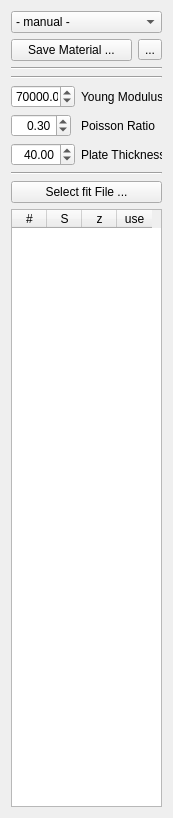
Above: src/Mod/Machining_Distortion/MaterialFit.ui from freefrags006/FreeCAD_Assembly before the change. Below: the same form after it.
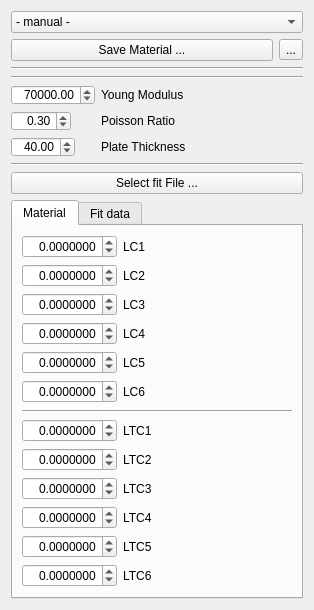
That is the form after the change.

Commit message: Finish MaterialFit with Plot facility.

Diff of the .ui file:
```diff
--- a/src/Mod/Machining_Distortion/MaterialFit.ui
+++ b/src/Mod/Machining_Distortion/MaterialFit.ui
@@ -6,14 +6,14 @@
    <rect>
     <x>0</x>
     <y>0</y>
-    <width>173</width>
-    <height>818</height>
+    <width>314</width>
+    <height>610</height>
    </rect>
   </property>
   <property name="windowTitle">
    <string>Form</string>
   </property>
-  <layout class="QVBoxLayout" name="verticalLayout">
+  <layout class="QVBoxLayout" name="verticalLayout_3">
    <item>
     <widget class="QComboBox" name="comboBox_MaterialsInDir">
      <item>
@@ -173,57 +173,462 @@
     </widget>
    </item>
    <item>
-    <widget class="QTableWidget" name="tableWidget">
-     <attribute name="horizontalHeaderCascadingSectionResizes">
-      <bool>true</bool>
-     </attribute>
-     <attribute name="horizontalHeaderDefaultSectionSize">
-      <number>35</number>
-     </attribute>
-     <attribute name="verticalHeaderVisible">
-      <bool>false</bool>
-     </attribute>
-     <attribute name="verticalHeaderCascadingSectionResizes">
-      <bool>true</bool>
-     </attribute>
-     <attribute name="verticalHeaderDefaultSectionSize">
-      <number>20</number>
-     </attribute>
-     <attribute name="verticalHeaderVisible">
-      <bool>false</bool>
-     </attribute>
-     <attribute name="verticalHeaderDefaultSectionSize">
-      <number>20</number>
-     </attribute>
-     <attribute name="horizontalHeaderCascadingSectionResizes">
-      <bool>true</bool>
-     </attribute>
-     <attribute name="verticalHeaderCascadingSectionResizes">
-      <bool>true</bool>
-     </attribute>
-     <attribute name="horizontalHeaderDefaultSectionSize">
-      <number>35</number>
-     </attribute>
-     <column>
-      <property name="text">
-       <string>#</string>
-      </property>
-     </column>
-     <column>
-      <property name="text">
-       <string>S</string>
-      </property>
-     </column>
-     <column>
-      <property name="text">
-       <string>z</string>
-      </property>
-     </column>
-     <column>
-      <property name="text">
-       <string>use</string>
-      </property>
-     </column>
+    <widget class="QTabWidget" name="tabWidget">
+     <property name="currentIndex">
+      <number>0</number>
+     </property>
+     <widget class="QWidget" name="tab">
+      <attribute name="title">
+       <string>Material</string>
+      </attribute>
+      <layout class="QVBoxLayout" name="verticalLayout">
+       <item>
+        <layout class="QFormLayout" name="formLayout_2">
+         <item row="0" column="0">
+          <widget class="QDoubleSpinBox" name="lc1">
+           <property name="minimumSize">
+            <size>
+             <width>80</width>
+             <height>0</height>
+            </size>
+           </property>
+           <property name="alignment">
+            <set>Qt::AlignRight|Qt::AlignTrailing|Qt::AlignVCenter</set>
+           </property>
+           <property name="decimals">
+            <number>7</number>
+           </property>
+           <property name="minimum">
+            <double>-99.999999000000003</double>
+           </property>
+           <property name="maximum">
+            <double>99.999999000000003</double>
+           </property>
+           <property name="singleStep">
+            <double>0.100000000000000</double>
+           </property>
+          </widget>
+         </item>
+         <item row="0" column="1">
+          <widget class="QLabel" name="label_9">
+           <property name="text">
+            <string>LC1</string>
+           </property>
+          </widget>
+         </item>
+         <item row="1" column="0">
+          <widget class="QDoubleSpinBox" name="lc2">
+           <property name="minimumSize">
+            <size>
+             <width>80</width>
+             <height>0</height>
+            </size>
+           </property>
+           <property name="alignment">
+            <set>Qt::AlignRight|Qt::AlignTrailing|Qt::AlignVCenter</set>
+           </property>
+           <property name="decimals">
+            <number>7</number>
+           </property>
+           <property name="minimum">
+            <double>-99.999999000000003</double>
+           </property>
+           <property name="maximum">
+            <double>99.999999000000003</double>
+           </property>
+           <property name="singleStep">
+            <double>0.100000000000000</double>
+           </property>
+          </widget>
+         </item>
+         <item row="1" column="1">
+          <widget class="QLabel" name="label_12">
+           <property name="text">
+            <string>LC2</string>
+           </property>
+          </widget>
+         </item>
+         <item row="2" column="0">
+          <widget class="QDoubleSpinBox" name="lc3">
+           <property name="minimumSize">
+            <size>
+             <width>80</width>
+             <height>0</height>
+            </size>
+           </property>
+           <property name="alignment">
+            <set>Qt::AlignRight|Qt::AlignTrailing|Qt::AlignVCenter</set>
+           </property>
+           <property name="decimals">
+            <number>7</number>
+           </property>
+           <property name="minimum">
+            <double>-99.999999000000003</double>
+           </property>
+           <property name="maximum">
+            <double>99.999999000000003</double>
+           </property>
+           <property name="singleStep">
+            <double>0.100000000000000</double>
+           </property>
+          </widget>
+         </item>
+         <item row="2" column="1">
+          <widget class="QLabel" name="label_11">
+           <property name="text">
+            <string>LC3</string>
+           </property>
+          </widget>
+         </item>
+         <item row="3" column="0">
+          <widget class="QDoubleSpinBox" name="lc4">
+           <property name="minimumSize">
+            <size>
+             <width>80</width>
+             <height>0</height>
+            </size>
+           </property>
+           <property name="alignment">
+            <set>Qt::AlignRight|Qt::AlignTrailing|Qt::AlignVCenter</set>
+           </property>
+           <property name="decimals">
+            <number>7</number>
+           </property>
+           <property name="minimum">
+            <double>-99.999999000000003</double>
+           </property>
+           <property name="maximum">
+            <double>99.999999000000003</double>
+           </property>
+           <property name="singleStep">
+            <double>0.100000000000000</double>
+           </property>
+          </widget>
+         </item>
+         <item row="3" column="1">
+          <widget class="QLabel" name="label_10">
+           <property name="text">
+            <string>LC4</string>
+           </property>
+          </widget>
+         </item>
+         <item row="4" column="0">
+          <widget class="QDoubleSpinBox" name="lc5">
+           <property name="minimumSize">
+            <size>
+             <width>80</width>
+             <height>0</height>
+            </size>
+           </property>
+           <property name="alignment">
+            <set>Qt::AlignRight|Qt::AlignTrailing|Qt::AlignVCenter</set>
+           </property>
+           <property name="decimals">
+            <number>7</number>
+           </property>
+           <property name="minimum">
+            <double>-99.999999000000003</double>
+           </property>
+           <property name="maximum">
+            <double>99.999999000000003</double>
+           </property>
+           <property name="singleStep">
+            <double>0.100000000000000</double>
+           </property>
+          </widget>
+         </item>
+         <item row="4" column="1">
+          <widget class="QLabel" name="label_19">
+           <property name="text">
+            <string>LC5</string>
+           </property>
+          </widget>
+         </item>
+         <item row="5" column="0">
+          <widget class="QDoubleSpinBox" name="lc6">
+           <property name="minimumSize">
+            <size>
+             <width>80</width>
+             <height>0</height>
+            </size>
+           </property>
+           <property name="alignment">
+            <set>Qt::AlignRight|Qt::AlignTrailing|Qt::AlignVCenter</set>
+           </property>
+           <property name="decimals">
+            <number>7</number>
+           </property>
+           <property name="minimum">
+            <double>-99.999999000000003</double>
+           </property>
+           <property name="maximum">
+            <double>99.999999000000003</double>
+           </property>
+           <property name="singleStep">
+            <double>0.100000000000000</double>
+           </property>
+          </widget>
+         </item>
+         <item row="5" column="1">
+          <widget class="QLabel" name="label_20">
+           <property name="text">
+            <string>LC6</string>
+           </property>
+          </widget>
+         </item>
+        </layout>
+       </item>
+       <item>
+        <widget class="Line" name="line_4">
+         <property name="orientation">
+          <enum>Qt::Horizontal</enum>
+         </property>
+        </widget>
+       </item>
+       <item>
+        <layout class="QFormLayout" name="formLayout_3">
+         <item row="0" column="0">
+          <widget class="QDoubleSpinBox" name="ltc1">
+           <property name="minimumSize">
+            <size>
+             <width>80</width>
+             <height>0</height>
+            </size>
+           </property>
+           <property name="alignment">
+            <set>Qt::AlignRight|Qt::AlignTrailing|Qt::AlignVCenter</set>
+           </property>
+           <property name="decimals">
+            <number>7</number>
+           </property>
+           <property name="minimum">
+            <double>-99.999999000000003</double>
+           </property>
+           <property name="maximum">
+            <double>99.999999000000003</double>
+           </property>
+           <property name="singleStep">
+            <double>0.100000000000000</double>
+           </property>
+          </widget>
+         </item>
+         <item row="0" column="1">
+          <widget class="QLabel" name="label_16">
+           <property name="text">
+            <string>LTC1</string>
+           </property>
+          </widget>
+         </item>
+         <item row="1" column="0">
+          <widget class="QDoubleSpinBox" name="ltc2">
+           <property name="minimumSize">
+            <size>
+             <width>80</width>
+             <height>0</height>
+            </size>
+           </property>
+           <property name="alignment">
+            <set>Qt::AlignRight|Qt::AlignTrailing|Qt::AlignVCenter</set>
+           </property>
+           <property name="decimals">
+            <number>7</number>
+           </property>
+           <property name="minimum">
+            <double>-99.999999000000003</double>
+           </property>
+           <property name="maximum">
+            <double>99.999999000000003</double>
+           </property>
+           <property name="singleStep">
+            <double>0.100000000000000</double>
+           </property>
+          </widget>
+         </item>
+         <item row="1" column="1">
+          <widget class="QLabel" name="label_13">
+           <property name="text">
+            <string>LTC2</string>
+           </property>
+          </widget>
+         </item>
+         <item row="2" column="0">
+          <widget class="QDoubleSpinBox" name="ltc3">
+           <property name="minimumSize">
+            <size>
+             <width>80</width>
+             <height>0</height>
+            </size>
+           </property>
+           <property name="alignment">
+            <set>Qt::AlignRight|Qt::AlignTrailing|Qt::AlignVCenter</set>
+           </property>
+           <property name="decimals">
+            <number>7</number>
+           </property>
+           <property name="minimum">
+            <double>-99.999999000000003</double>
+           </property>
+           <property name="maximum">
+            <double>99.999999000000003</double>
+           </property>
+           <property name="singleStep">
+            <double>0.100000000000000</double>
+           </property>
+          </widget>
+         </item>
+         <item row="2" column="1">
+          <widget class="QLabel" name="label_14">
+           <property name="text">
+            <string>LTC3</string>
+           </property>
+          </widget>
+         </item>
+         <item row="3" column="0">
+          <widget class="QDoubleSpinBox" name="ltc4">
+           <property name="minimumSize">
+            <size>
+             <width>80</width>
+             <height>0</height>
+            </size>
+           </property>
+           <property name="alignment">
+            <set>Qt::AlignRight|Qt::AlignTrailing|Qt::AlignVCenter</set>
+           </property>
+           <property name="decimals">
+            <number>7</number>
+           </property>
+           <property name="minimum">
+            <double>-99.999999000000003</double>
+           </property>
+           <property name="maximum">
+            <double>99.999999000000003</double>
+           </property>
+           <property name="singleStep">
+            <double>0.100000000000000</double>
+           </property>
+          </widget>
+         </item>
+         <item row="3" column="1">
+          <widget class="QLabel" name="label_15">
+           <property name="text">
+            <string>LTC4</string>
+           </property>
+          </widget>
+         </item>
+         <item row="4" column="0">
+          <widget class="QDoubleSpinBox" name="ltc5">
+           <property name="minimumSize">
+            <size>
+             <width>80</width>
+             <height>0</height>
+            </size>
+           </property>
+           <property name="alignment">
+            <set>Qt::AlignRight|Qt::AlignTrailing|Qt::AlignVCenter</set>
+           </property>
+           <property name="decimals">
+            <number>7</number>
+           </property>
+           <property name="minimum">
+            <double>-99.999999000000003</double>
+           </property>
+           <property name="maximum">
+            <double>99.999999000000003</double>
+           </property>
+           <property name="singleStep">
+            <double>0.100000000000000</double>
+           </property>
+          </widget>
+         </item>
+         <item row="4" column="1">
+          <widget class="QLabel" name="label_17">
+           <property name="text">
+            <string>LTC5</string>
+           </property>
+          </widget>
+         </item>
+         <item row="5" column="0">
+          <widget class="QDoubleSpinBox" name="ltc6">
+           <property name="minimumSize">
+            <size>
+             <width>80</width>
+             <height>0</height>
+            </size>
+           </property>
+           <property name="alignment">
+            <set>Qt::AlignRight|Qt::AlignTrailing|Qt::AlignVCenter</set>
+           </property>
+           <property name="decimals">
+            <number>7</number>
+           </property>
+           <property name="minimum">
+            <double>-99.999999000000003</double>
+           </property>
+           <property name="maximum">
+            <double>99.999999000000003</double>
+           </property>
+           <property name="singleStep">
+            <double>0.100000000000000</double>
+           </property>
+          </widget>
+         </item>
+         <item row="5" column="1">
+          <widget class="QLabel" name="label_18">
+           <property name="text">
+            <string>LTC6</string>
+           </property>
+          </widget>
+         </item>
+        </layout>
+       </item>
+      </layout>
+     </widget>
+     <widget class="QWidget" name="tab_2">
+      <attribute name="title">
+       <string>Fit data</string>
+      </attribute>
+      <layout class="QVBoxLayout" name="verticalLayout_2">
+       <item>
+        <widget class="QTableWidget" name="tableWidget">
+         <attribute name="horizontalHeaderCascadingSectionResizes">
+          <bool>true</bool>
+         </attribute>
+         <attribute name="horizontalHeaderDefaultSectionSize">
+          <number>35</number>
+         </attribute>
+         <attribute name="verticalHeaderVisible">
+          <bool>false</bool>
+         </attribute>
+         <attribute name="verticalHeaderCascadingSectionResizes">
+          <bool>true</bool>
+         </attribute>
+         <attribute name="verticalHeaderDefaultSectionSize">
+          <number>20</number>
+         </attribute>
+         <column>
+          <property name="text">
+           <string>#</string>
+          </property>
+         </column>
+         <column>
+          <property name="text">
+           <string>S</string>
+          </property>
+         </column>
+         <column>
+          <property name="text">
+           <string>z</string>
+          </property>
+         </column>
+         <column>
+          <property name="text">
+           <string>use</string>
+          </property>
+         </column>
+        </widget>
+       </item>
+      </layout>
+     </widget>
     </widget>
    </item>
   </layout>
```
The commit also changes 5 other files.
